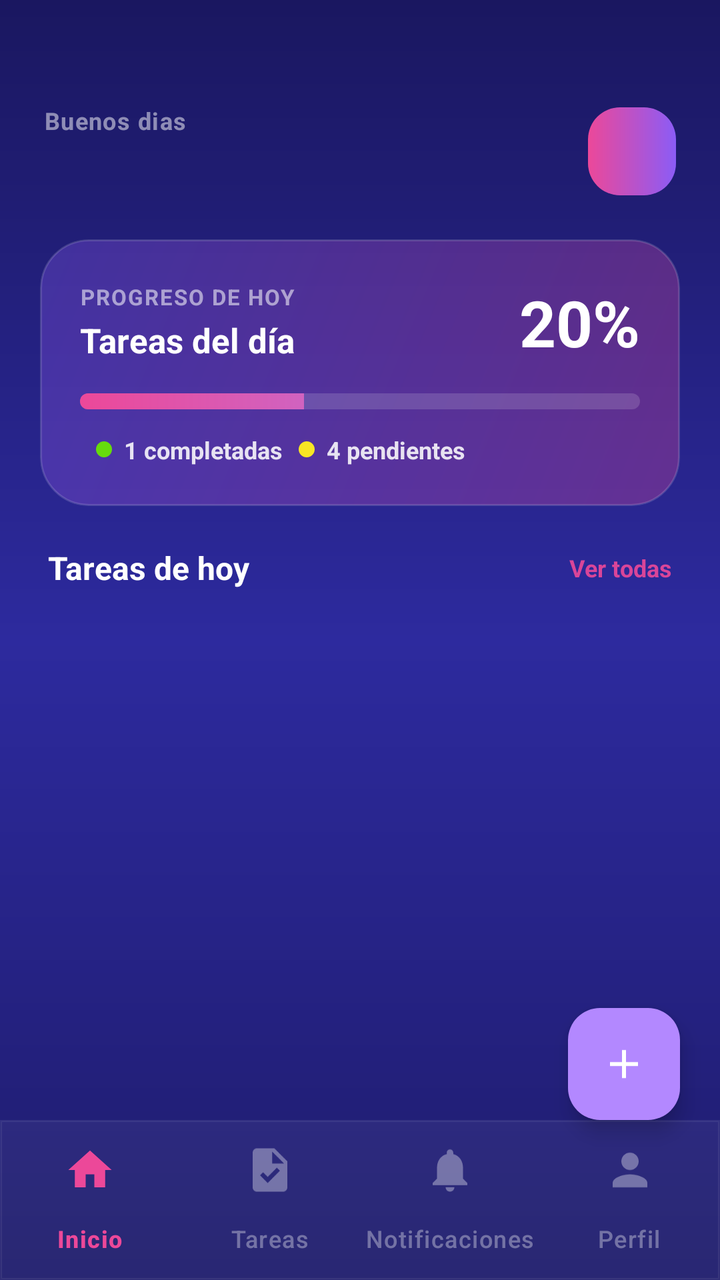
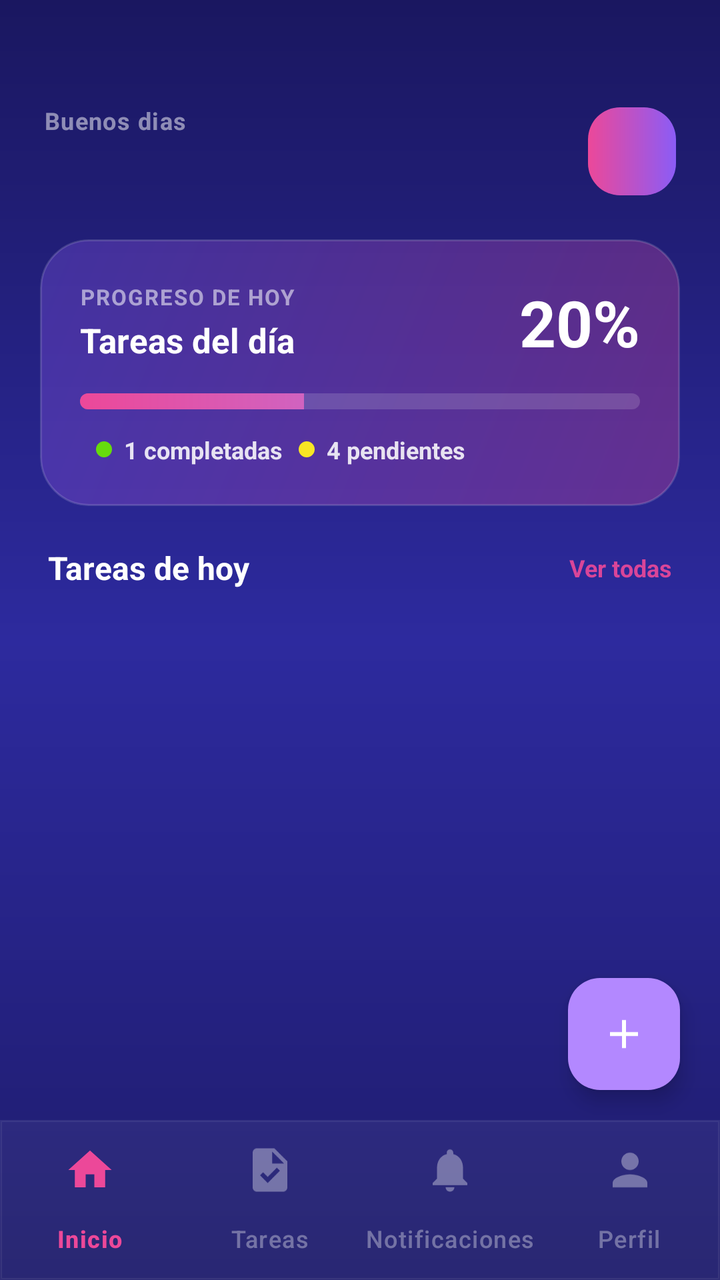

The first picture is an Android layout as it rendered before a commit; the second is the same layout after the commit. The layout source and the unified diff follow.
<!-- AndroidManifest.xml: application theme Theme.AppTareas -->
<!-- res/layout/home.xml -->
<?xml version="1.0" encoding="utf-8"?>
<androidx.coordinatorlayout.widget.CoordinatorLayout
    xmlns:android="http://schemas.android.com/apk/res/android"
    xmlns:app="http://schemas.android.com/apk/res-auto"
    android:layout_width="match_parent"
    android:layout_height="match_parent"
    android:background="@drawable/bg_gradient_login">

    <androidx.core.widget.NestedScrollView
        android:layout_width="match_parent"
        android:layout_height="match_parent"
        android:layout_marginBottom="80dp" android:fillViewport="true"
        android:paddingBottom="90dp"       android:clipToPadding="false">

        <LinearLayout
            android:layout_width="match_parent"
            android:layout_height="match_parent"
            android:orientation="vertical">

            <LinearLayout
                android:layout_width="match_parent"
                android:layout_height="wrap_content"
                android:orientation="horizontal"
                android:paddingStart="22dp"
                android:paddingEnd="22dp"
                android:paddingTop="52dp"
                android:paddingBottom="20dp"
                android:gravity="center_vertical">

                <LinearLayout
                    android:layout_width="0dp"
                    android:layout_height="wrap_content"
                    android:orientation="vertical"
                    android:layout_weight="1">

                    <TextView
                        android:layout_width="wrap_content"
                        android:layout_height="wrap_content"
                        android:id="@+id/greeting"
                        android:text="Buenos dias"
                        android:textColor="#80FFFFFF"
                        android:textSize="12sp"
                        android:textStyle="bold"
                        android:letterSpacing="0.04" />

                    <TextView
                        android:id="@+id/userName"
                        android:text=" "
                        android:layout_width="wrap_content"
                        android:layout_height="wrap_content"
                        android:layout_marginTop="2dp"
                        android:textColor="#FFFFFF"
                        android:textSize="22sp"
                        android:textStyle="bold" />

                </LinearLayout>

                <androidx.cardview.widget.CardView
                    android:id="@+id/cvAvatar"
                    android:layout_width="44dp"
                    android:layout_height="44dp"
                    app:cardCornerRadius="14dp"
                    android:padding="20dp"
                    app:cardBackgroundColor="#00000000"
                    app:cardElevation="0dp"
                    android:layout_marginLeft="10dp">

                    <ImageView android:id="@+id/avatar"
                        android:layout_width="match_parent"
                        android:layout_height="match_parent"
                        android:background="@drawable/bg_button_gradient"
                        android:scaleType="centerCrop"
                        android:contentDescription="Avatar" />
                </androidx.cardview.widget.CardView>

            </LinearLayout>

            <androidx.cardview.widget.CardView
                android:layout_width="match_parent"
                android:layout_height="wrap_content"
                android:layout_marginStart="20dp"
                android:layout_marginEnd="20dp"
                android:layout_marginBottom="20dp"
                app:cardCornerRadius="24dp"
                app:cardBackgroundColor="#00000000"
                app:cardElevation="0dp">

                <LinearLayout
                    android:layout_width="match_parent"
                    android:layout_height="wrap_content"
                    android:orientation="vertical"
                    android:background="@drawable/bg_progress_card"
                    android:padding="20dp">

                    <LinearLayout
                        android:layout_width="match_parent"
                        android:layout_height="wrap_content"
                        android:orientation="horizontal"
                        android:gravity="center_vertical"
                        android:layout_marginBottom="14dp">

                        <LinearLayout
                            android:layout_width="0dp"
                            android:layout_height="wrap_content"
                            android:layout_weight="1"
                            android:orientation="vertical">

                            <TextView
                                android:layout_width="wrap_content"
                                android:layout_height="wrap_content"
                                android:text="PROGRESO DE HOY"
                                android:textColor="#8CFFFFFF"
                                android:textSize="11sp"
                                android:textStyle="bold"
                                android:letterSpacing="0.06" />

                            <TextView
                                android:layout_width="wrap_content"
                                android:layout_height="wrap_content"
                                android:layout_marginTop="3dp"
                                android:text="Tareas del día"
                                android:textColor="#FFFFFF"
                                android:textSize="17sp"
                                android:textStyle="bold" />

                        </LinearLayout>

                        <TextView
                            android:id="@+id/tvProgressPercent"
                            android:layout_width="wrap_content"
                            android:layout_height="wrap_content"
                            android:text="20%"
                            android:textColor="#FFFFFF"
                            android:textSize="32sp"
                            android:textStyle="bold" />

                    </LinearLayout>

                    <ProgressBar
                        android:id="@+id/progressBar"
                        style="@style/Widget.AppCompat.ProgressBar.Horizontal"
                        android:layout_width="match_parent"
                        android:layout_height="8dp"
                        android:progress="40"
                        android:max="100"
                        android:progressDrawable="@drawable/progress_bar_gradient"
                        android:background="@drawable/progress_bar_bg"/>

                    <LinearLayout
                        android:layout_width="match_parent"
                        android:layout_height="wrap_content"
                        android:orientation="horizontal"
                        android:layout_marginTop="12dp"
                        android:gravity="center_vertical">

                        <View
                            android:id="@+id/dotComp"
                            android:layout_width="8dp"
                            android:layout_height="8dp"
                            android:layout_marginStart="8dp"
                            android:background="@drawable/ic_dot"
                            android:backgroundTint="#66DB0C" android:visibility="visible"/>

                        <TextView
                            android:id="@+id/tvDoneCount"
                            android:layout_width="wrap_content"
                            android:layout_height="wrap_content"
                            android:layout_marginStart="6dp"
                            android:text="1 completadas"
                            android:textColor="#DCFFFFFF"
                            android:textSize="12sp"
                            android:textStyle="bold" />

                        <View
                            android:id="@+id/dotImc"
                            android:layout_width="8dp"
                            android:layout_height="8dp"
                            android:layout_marginStart="8dp"
                            android:background="@drawable/ic_dot"
                            android:backgroundTint="#F8E624" android:visibility="visible"/>

                        <TextView
                            android:id="@+id/tvPendingCount"
                            android:layout_width="wrap_content"
                            android:layout_height="wrap_content"
                            android:layout_marginStart="6dp"
                            android:text="4 pendientes"
                            android:textColor="#DCFFFFFF"
                            android:textSize="12sp"
                            android:textStyle="bold" />

                    </LinearLayout>

                </LinearLayout>
            </androidx.cardview.widget.CardView>

            <LinearLayout
                android:layout_width="match_parent"
                android:layout_height="wrap_content"
                android:orientation="horizontal"
                android:paddingStart="24dp"
                android:paddingEnd="24dp"
                android:paddingBottom="12dp"
                android:gravity="center_vertical">

                <TextView
                    android:layout_width="0dp"
                    android:layout_height="wrap_content"
                    android:layout_weight="1"
                    android:text="Tareas de hoy"
                    android:textColor="#FFFFFF"
                    android:textSize="16sp"
                    android:textStyle="bold" />

                <TextView
                    android:id="@+id/tvSeeAll"
                    android:layout_width="wrap_content"
                    android:layout_height="wrap_content"
                    android:text="Ver todas"
                    android:textColor="#E6EC4899"
                    android:textSize="12sp"
                    android:textStyle="bold"
                    android:clickable="true" />

            </LinearLayout>

            <androidx.recyclerview.widget.RecyclerView
                android:id="@+id/rvTasks"
                android:layout_width="match_parent"
                android:layout_height="wrap_content"
                android:paddingStart="20dp"
                android:paddingEnd="20dp"
                android:clipToPadding="false"
                android:nestedScrollingEnabled="false"
                app:layoutManager="androidx.recyclerview.widget.LinearLayoutManager" />

        </LinearLayout>

    </androidx.core.widget.NestedScrollView>

    <com.google.android.material.bottomnavigation.BottomNavigationView
        android:id="@+id/bottomNav"
        android:layout_width="match_parent"
        android:layout_height="wrap_content"
        android:layout_gravity="bottom"
        android:background="@drawable/bg_bottom_nav"
        app:labelVisibilityMode="labeled"
        app:elevation="0dp"
        app:menu="@menu/bottom_nav_menu"
        app:itemIconSize="26dp"
        app:itemTextColor="@color/bottom_nav"
        app:itemIconTint="@color/bottom_nav"
        app:itemActiveIndicatorStyle="@android:style/Widget.DeviceDefault" />

    <com.google.android.material.floatingactionbutton.ExtendedFloatingActionButton
        android:id="@+id/fab"
        android:layout_width="wrap_content"
        android:layout_height="wrap_content"
        android:layout_gravity="bottom|end"
        android:layout_marginBottom="80dp" android:layout_marginEnd="20dp"
        app:icon="@drawable/ic_add"
        app:iconTint="#FFFFFF"
        app:backgroundTint="#B388FF"
        app:elevation="6dp"/>

</androidx.coordinatorlayout.widget.CoordinatorLayout>
<!-- resources referenced by this layout -->
<resources>
  <!-- drawable bg_bottom_nav (drawable) -->
  <?xml version="1.0" encoding="utf-8"?>
  <shape xmlns:android="http://schemas.android.com/apk/res/android">
      <solid android:color="#0DFFFFFF" />
      <stroke android:width="1dp" android:color="#14FFFFFF" />
  </shape>
  <!-- drawable bg_button_gradient (drawable) -->
  <?xml version="1.0" encoding="utf-8"?>
  <shape xmlns:android="http://schemas.android.com/apk/res/android"
      android:shape="rectangle">
      <gradient
          android:type="linear"
          android:angle="0"
          android:startColor="#FFEC4899"
          android:endColor="#FF8B5CF6" />
      <corners android:radius="16dp" />
  </shape>
  <!-- drawable bg_gradient_login (drawable) -->
  <?xml version="1.0" encoding="utf-8"?>
  <shape xmlns:android="http://schemas.android.com/apk/res/android">
  
      <gradient
          android:type="linear"
          android:angle="160"
          android:startColor="#FF1A1760"
          android:centerColor="#FF2D2A9E"
          android:endColor="#FF1E1B6B" />
  
  
  </shape>
  <!-- drawable bg_progress_card (drawable) -->
  <?xml version="1.0" encoding="utf-8"?>
  <shape xmlns:android="http://schemas.android.com/apk/res/android"
      android:shape="rectangle">
      <gradient
          android:type="linear"
          android:angle="135"
          android:startColor="#4DEC4899"
          android:endColor="#4D8B5CF6" />
      <stroke
          android:width="1dp"
          android:color="#26FFFFFF" />
      <corners android:radius="24dp" />
  </shape>
  <!-- drawable ic_add (drawable) -->
  <vector xmlns:android="http://schemas.android.com/apk/res/android" android:height="24dp" android:tint="#000000" android:viewportHeight="24" android:viewportWidth="24" android:width="24dp">
        
      <path android:fillColor="@android:color/white" android:pathData="M19,13h-6v6h-2v-6H5v-2h6V5h2v6h6v2z"/>
      
  </vector>
  <!-- drawable ic_dot (drawable) -->
  <?xml version="1.0" encoding="utf-8"?>
  <shape xmlns:android="http://schemas.android.com/apk/res/android"
      android:shape="oval">
      <solid android:color="#FFFFFF" />
  </shape>
  <!-- drawable progress_bar_bg (drawable) -->
  <?xml version="1.0" encoding="utf-8"?>
  <shape xmlns:android="http://schemas.android.com/apk/res/android"
      android:shape="rectangle">
      <solid android:color="#26FFFFFF" />
      <corners android:radius="99dp" />
  </shape>
  <!-- drawable progress_bar_gradient (drawable) -->
  <?xml version="1.0" encoding="utf-8"?>
  <layer-list xmlns:android="http://schemas.android.com/apk/res/android">
      <item android:id="@android:id/progress">
          <clip>
              <shape android:shape="rectangle">
                  <gradient
                      android:type="linear"
                      android:angle="0"
                      android:startColor="#FFEC4899"
                      android:endColor="#FFA78BFA" />
                  <corners android:radius="99dp" />
              </shape>
          </clip>
      </item>
  </layer-list>
  <style name="Theme.AppTareas" parent="Base.Theme.AppTareas" />
  <style name="Base.Theme.AppTareas" parent="Theme.Material3.DayNight.NoActionBar">
          
          
      </style>
</resources>

<!-- the commit's change to res/layout/home.xml (unified diff, before → after) -->
@@ -9,8 +9,10 @@
     <androidx.core.widget.NestedScrollView
         android:layout_width="match_parent"
         android:layout_height="match_parent"
-        android:layout_marginBottom="80dp" android:fillViewport="true"
-        android:paddingBottom="90dp"       android:clipToPadding="false">
+        android:layout_marginBottom="80dp"
+        android:fillViewport="true"
+        android:paddingBottom="90dp"
+        android:clipToPadding="false">
 
         <LinearLayout
             android:layout_width="match_parent"
@@ -34,10 +36,10 @@
                     android:layout_weight="1">
 
                     <TextView
+                        android:id="@+id/greeting"
                         android:layout_width="wrap_content"
                         android:layout_height="wrap_content"
-                        android:id="@+id/greeting"
-                        android:text="Buenos dias"
+                        android:text="@string/greeting_buenos_dias"
                         android:textColor="#80FFFFFF"
                         android:textSize="12sp"
                         android:textStyle="bold"
@@ -45,10 +47,10 @@
 
                     <TextView
                         android:id="@+id/userName"
-                        android:text=" "
                         android:layout_width="wrap_content"
                         android:layout_height="wrap_content"
                         android:layout_marginTop="2dp"
+                        android:text="@string/empty_username"
                         android:textColor="#FFFFFF"
                         android:textSize="22sp"
                         android:textStyle="bold" />
@@ -63,14 +65,13 @@
                     android:padding="20dp"
                     app:cardBackgroundColor="#00000000"
                     app:cardElevation="0dp"
-                    android:layout_marginLeft="10dp">
-
-                    <ImageView android:id="@+id/avatar"
-                        android:layout_width="match_parent"
-                        android:layout_height="match_parent"
-                        android:background="@drawable/bg_button_gradient"
-                        android:scaleType="centerCrop"
-                        android:contentDescription="Avatar" />
+                    android:layout_marginStart="10dp"> <ImageView
+                    android:id="@+id/avatar"
+                    android:layout_width="match_parent"
+                    android:layout_height="match_parent"
+                    android:background="@drawable/bg_button_gradient"
+                    android:scaleType="centerCrop"
+                    android:contentDescription="@string/desc_avatar" />
                 </androidx.cardview.widget.CardView>
 
             </LinearLayout>
@@ -108,7 +109,7 @@
                             <TextView
                                 android:layout_width="wrap_content"
                                 android:layout_height="wrap_content"
-                                android:text="PROGRESO DE HOY"
+                                android:text="@string/label_progreso_hoy"
                                 android:textColor="#8CFFFFFF"
                                 android:textSize="11sp"
                                 android:textStyle="bold"
@@ -118,7 +119,7 @@
                                 android:layout_width="wrap_content"
                                 android:layout_height="wrap_content"
                                 android:layout_marginTop="3dp"
-                                android:text="Tareas del día"
+                                android:text="@string/title_tareas_dia"
                                 android:textColor="#FFFFFF"
                                 android:textSize="17sp"
                                 android:textStyle="bold" />
@@ -129,7 +130,7 @@
                             android:id="@+id/tvProgressPercent"
                             android:layout_width="wrap_content"
                             android:layout_height="wrap_content"
-                            android:text="20%"
+                            android:text="@string/default_progress"
                             android:textColor="#FFFFFF"
                             android:textSize="32sp"
                             android:textStyle="bold" />
@@ -166,7 +167,7 @@
                             android:layout_width="wrap_content"
                             android:layout_height="wrap_content"
                             android:layout_marginStart="6dp"
-                            android:text="1 completadas"
+                            android:text="@string/default_completadas"
                             android:textColor="#DCFFFFFF"
                             android:textSize="12sp"
                             android:textStyle="bold" />
@@ -184,7 +185,7 @@
                             android:layout_width="wrap_content"
                             android:layout_height="wrap_content"
                             android:layout_marginStart="6dp"
-                            android:text="4 pendientes"
+                            android:text="@string/default_pendientes"
                             android:textColor="#DCFFFFFF"
                             android:textSize="12sp"
                             android:textStyle="bold" />
@@ -207,7 +208,7 @@
                     android:layout_width="0dp"
                     android:layout_height="wrap_content"
                     android:layout_weight="1"
-                    android:text="Tareas de hoy"
+                    android:text="@string/title_tareas_hoy"
                     android:textColor="#FFFFFF"
                     android:textSize="16sp"
                     android:textStyle="bold" />
@@ -216,7 +217,7 @@
                     android:id="@+id/tvSeeAll"
                     android:layout_width="wrap_content"
                     android:layout_height="wrap_content"
-                    android:text="Ver todas"
+                    android:text="@string/btn_ver_todas"
                     android:textColor="#E6EC4899"
                     android:textSize="12sp"
                     android:textStyle="bold"
@@ -257,7 +258,8 @@
         android:layout_width="wrap_content"
         android:layout_height="wrap_content"
         android:layout_gravity="bottom|end"
-        android:layout_marginBottom="80dp" android:layout_marginEnd="20dp"
+        android:layout_marginBottom="95dp"
+        android:layout_marginEnd="20dp"
         app:icon="@drawable/ic_add"
         app:iconTint="#FFFFFF"
         app:backgroundTint="#B388FF"
<!-- resource entries referenced after the edit -->
@@ -79,6 +79,17 @@
           </clip>
       </item>
   </layer-list>
+  <string name="btn_ver_todas">Ver todas</string>
+  <string name="default_completadas">1 completadas</string>
+  <string name="default_pendientes">4 pendientes</string>
+      //item notificacion
+  <string name="default_progress">20%</string>
+  <string name="desc_avatar">Avatar</string>
+  <string name="empty_username"> </string>
+  <string name="greeting_buenos_dias">Buenos dias</string>
+  <string name="label_progreso_hoy">PROGRESO DE HOY</string>
+  <string name="title_tareas_dia">Tareas del día</string>
+  <string name="title_tareas_hoy">Tareas de hoy</string>
   <style name="Theme.AppTareas" parent="Base.Theme.AppTareas" />
   <style name="Base.Theme.AppTareas" parent="Theme.Material3.DayNight.NoActionBar">
           
